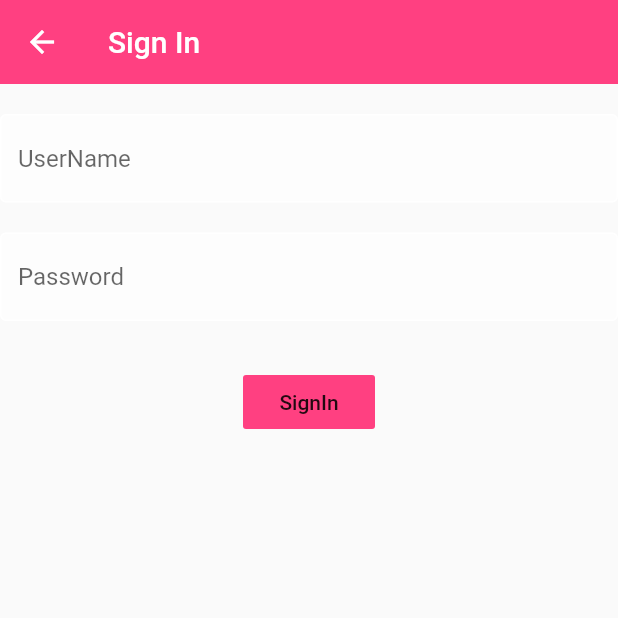
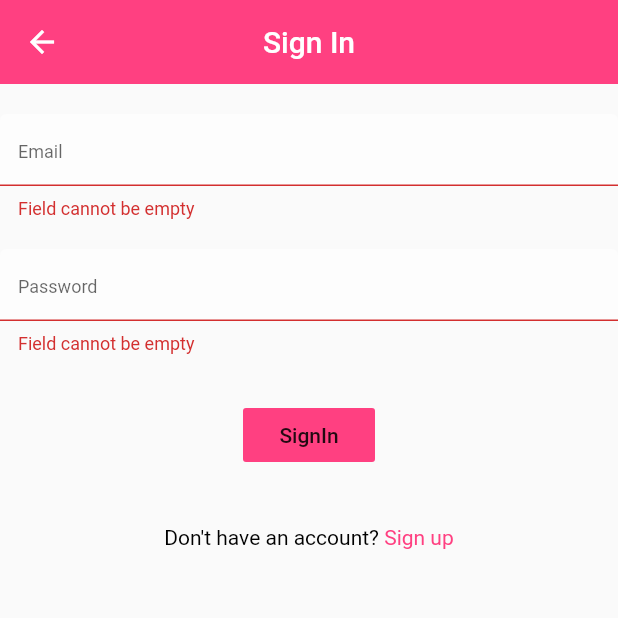
Before and after one commit to anonymous-plutocrat/KwikPass, a Flutter app: the SignIn screen opened directly, after a tap on "SignIn", on a phone screen of 412 x 824 dp, the top half of it. Run offline on Flutter 3.47's test engine with Material 2 defaults, Android fonts, the phone set to English and light mode, and no system bars; our stand-ins replace firebase_auth, google_sign_in; accounts and stored records are empty.

Commit message:
Jeez work already this textformfield

```diff
--- a/lib/UIs/authUI/signinscreen.dart
+++ b/lib/UIs/authUI/signinscreen.dart
@@ -1,5 +1,11 @@
+import 'package:flutter/gestures.dart';
 import 'package:flutter/material.dart';
+// import 'package:flutter_spinkit/flutter_spinkit.dart';
+// import 'package:road_to_flutter/UIs/authUI/signupscreen.dart';
+// import 'package:road_to_flutter/UIs/homescreen.dart';
+import 'package:road_to_flutter/auth/auths.dart';
 import 'package:road_to_flutter/shared/inputDecor.dart';
+
 
 
 class SignIn extends StatefulWidget {
@@ -11,40 +17,96 @@ class _SignInState extends State<SignIn> {
   @override
   Widget build(BuildContext context) {
 
+    Auths _auths = Auths();
     final _formKey = GlobalKey<FormState>();
-    String username = '';
+    String email = '';
     String password = '';
+    String error = '';
 
     return Scaffold(
       appBar: AppBar(
+        centerTitle: true,
         backgroundColor: Colors.pinkAccent,
         title: Text('Sign In'),
         elevation: 0,
       ),
       body: Form(
         key: _formKey,
-        child: Column(
+        child: ListView(
+            children: <Widget> [
+            Column(
             children: <Widget>[
               SizedBox(height: 20,),
-            TextFormField(
-              decoration: inputDecor.copyWith(hintText:'UserName'),
-              validator: (value) => value.isEmpty ? 'Field Cannot be Empty' : null,
+                Center(
+                  child: TextFormField(
+                    keyboardType: TextInputType.emailAddress,
+                    decoration: inputDecor.copyWith(hintText:'Email',hintStyle: TextStyle(fontSize: 12)),
+                    validator: (value){
+                      if(value.isEmpty){
+                        return 'Field cannot be empty';
+                      }
+                      return null;
+                    },
                     onChanged: (value){
-                setState(() => username = value);
+                      setState(() => email = value);
                     },
                   ),
+                ),
                SizedBox(height: 20,),
-            TextFormField(
-              decoration: inputDecor.copyWith(hintText:'Password'),
+                Center(
+                  child: TextFormField(
+                    keyboardType: TextInputType.multiline,
                     obscureText: true,
-              validator: (value) => value.length < 8 ? 'Password must be 8 characters long' : null,
+                    decoration: inputDecor.copyWith(hintText:'Password',hintStyle: TextStyle(fontSize: 12)),
+                    validator: (value){
+                      if(value.isEmpty){
+                        return 'Field cannot be empty';
+                      }
+                      return null;
+                    },
                     onChanged: (value){
                       setState(() => password = value);
-              }
-              ,
+                    },
+                  ),
                 ),
               SizedBox(height: 30,),
-            FlatButton(child: Text('SignIn'), onPressed: (){},color: Colors.pinkAccent,)
+              FlatButton(
+                child: Text('SignIn'),
+                onPressed: ()async {
+                  if(_formKey.currentState.validate()){
+                     var result = await _auths.signInUser(email, password);
+                     if(result == null){
+                       setState(() {
+                         error = 'Invalid credentials please correct them';
+                       });
+                     }
+                    //  return HomeScreen();
+                  }
+                  // return SpinKitChasingDots(size: 70, color: Colors.pink,);
+                },
+              color: Colors.pinkAccent,),
+              SizedBox(height: 10,),
+              Text(error,style: TextStyle(color: Colors.red),),
+              SizedBox(height: 10,),
+              RichText(
+                text: TextSpan(
+                  text: 'Don\'t have an account? ',
+                  style: TextStyle(color: Colors.black),
+                  children:<TextSpan>[
+                    TextSpan(
+                      text: 'Sign up',
+                      style: TextStyle(color: Colors.pinkAccent),
+                      recognizer: TapGestureRecognizer()
+                      ..onTap = (){
+                        print('object');
+                        // Navigator.of(context).push(MaterialPageRoute(builder: (context){ return SignUp();}));
+                      }
+                      ),
+                  ]
+                  ),
+                ),
+            ],
+          ),
          ],
         )
       ),
--- a/pubspec.yaml
+++ b/pubspec.yaml
@@ -17,6 +17,7 @@ dependencies:
   firebase_database: ^3.1.3
   cloud_firestore: ^0.13.4+2
   google_sign_in:
+  flutter_spinkit: ^4.1.2
 
 
 
```
Also changed, not shown: lib/UIs/authUI/signupscreen.dart (+47 -4 lines), lib/auth/auths.dart (+70 -0 lines), lib/main.dart (+4 -3 lines), pubspec.lock. Lines whose indentation alone changed are shown as unchanged.
